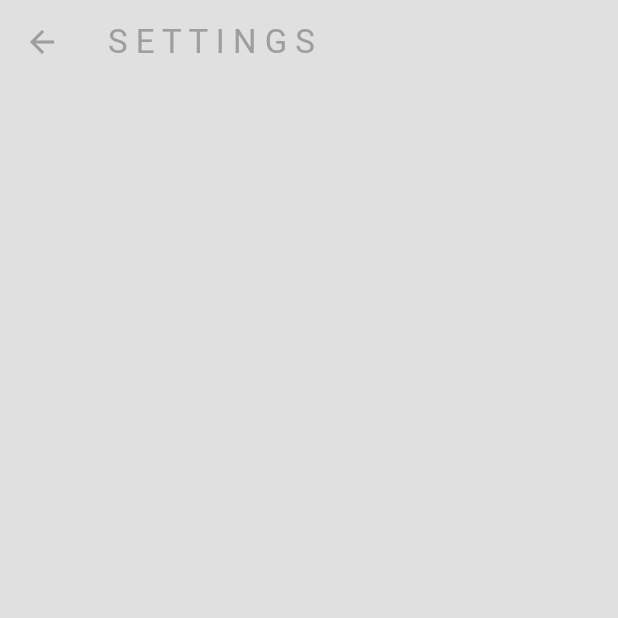
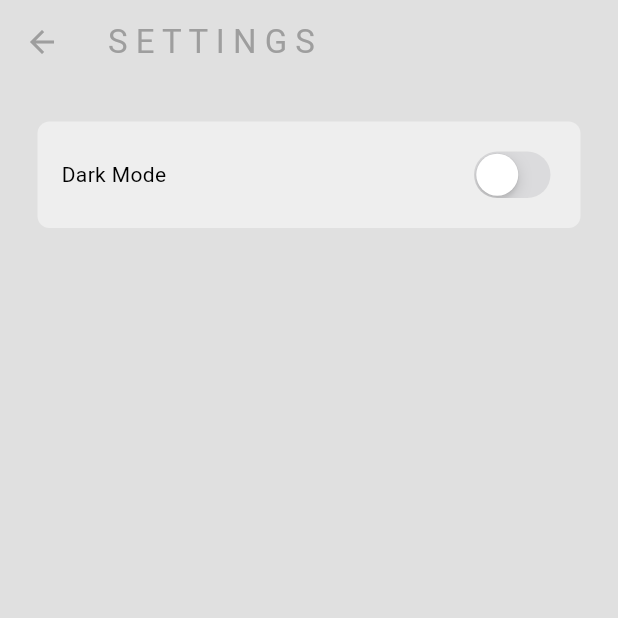
Before and after one commit to virokalu/chat_app, a Flutter app: the screen it shows once a user with an empty profile is signed in, in the side drawer, after a tap on "S E T T I N G", on a phone screen of 412 x 824 dp, the top half of it. Run offline on Flutter 3.47's test engine with Material 3 defaults, Android fonts, the phone set to English and light mode, and no system bars; our stand-ins replace cloud_firestore, firebase_auth, firebase_core; accounts and stored records are empty; network calls fail.

Commit message:
DarkModeAdjust

```diff
--- a/lib/components/custom_text_field.dart
+++ b/lib/components/custom_text_field.dart
@@ -4,12 +4,13 @@ class CustomTextField extends StatelessWidget {
   final bool obscureText;
   final String hintText;
   final TextEditingController controller;
+  final FocusNode? focusNode;
 
   const CustomTextField(
       {super.key,
       required this.hintText,
       required this.obscureText,
-      required this.controller});
+      required this.controller, this.focusNode});
 
   @override
   Widget build(BuildContext context) {
@@ -18,6 +19,7 @@ class CustomTextField extends StatelessWidget {
       child: TextField(
         obscureText: obscureText,
         controller: controller,
+        focusNode: focusNode,
         decoration: InputDecoration(
             enabledBorder: OutlineInputBorder(
                 borderSide:
--- a/lib/pages/setting_page.dart
+++ b/lib/pages/setting_page.dart
@@ -1,4 +1,7 @@
+import 'package:app/themes/theme_provider.dart';
+import 'package:flutter/cupertino.dart';
 import 'package:flutter/material.dart';
+import 'package:provider/provider.dart';
 
 class SettingPage extends StatelessWidget {
   const SettingPage({super.key});
@@ -8,11 +11,33 @@ class SettingPage extends StatelessWidget {
     return Scaffold(
       backgroundColor: Theme.of(context).colorScheme.surface,
       appBar: AppBar(
-        title: Text("S E T T I N G S"),
+        title: const Text("S E T T I N G S"),
         backgroundColor: Colors.transparent,
         foregroundColor: Colors.grey,
         elevation: 0,
       ),
+      body: Container(
+        decoration: BoxDecoration(
+          color: Theme.of(context).colorScheme.secondary,
+          borderRadius: BorderRadius.circular(8),
+        ),
+        margin: const EdgeInsets.all(25),
+        padding: const EdgeInsets.all(16),
+        child: Row(
+          mainAxisAlignment: MainAxisAlignment.spaceBetween,
+          children: [
+            const Text("Dark Mode"),
+
+            ///Switch Toggle
+            CupertinoSwitch(
+                value: Provider.of<ThemeProvider>(context, listen: false)
+                    .isDarkMode,
+                onChanged: (value) =>
+                    Provider.of<ThemeProvider>(context, listen: false)
+                        .toggleTheme())
+          ],
+        ),
+      ),
     );
   }
 }
--- a/lib/themes/dark_mode.dart
+++ b/lib/themes/dark_mode.dart
@@ -4,7 +4,7 @@ ThemeData darkMode = ThemeData(
     colorScheme: ColorScheme.dark(
       surface: Colors.grey.shade900,
       primary: Colors.grey.shade600,
-      secondary: Colors.grey.shade700,
+      secondary: const Color.fromARGB(225, 57, 57, 57),
       tertiary: Colors.grey.shade800,
       inversePrimary: Colors.grey.shade300,
     )
```
Also changed, not shown: lib/components/chat_bubble.dart (+16 -3 lines), lib/pages/chat_page.dart (+52 -7 lines).
